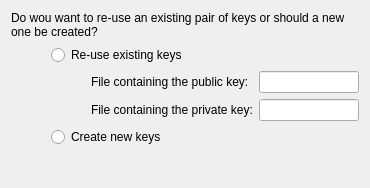
First picture: the form in src/plugins/qt4projectmanager/qt-maemo/maemodeviceconfigwizardreusekeyscheckpage.ui, repository qt-creator/qt-creator, before the edit.
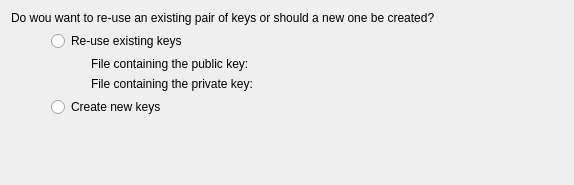
Second picture: the form after the edit. Custom widgets are drawn as their Qt base class.

Commit message: Maemo: Replace line edits with path choosers in device config wizard.

Patch:
```diff
--- a/src/plugins/qt4projectmanager/qt-maemo/maemodeviceconfigwizardreusekeyscheckpage.ui
+++ b/src/plugins/qt4projectmanager/qt-maemo/maemodeviceconfigwizardreusekeyscheckpage.ui
@@ -6,8 +6,8 @@
    <rect>
     <x>0</x>
     <y>0</y>
-    <width>370</width>
-    <height>188</height>
+    <width>574</width>
+    <height>185</height>
    </rect>
   </property>
   <property name="windowTitle">
@@ -78,9 +78,6 @@
              </property>
             </widget>
            </item>
-           <item row="0" column="1">
-            <widget class="QLineEdit" name="publicKeyFilePathLineEdit"/>
-           </item>
            <item row="1" column="0">
             <widget class="QLabel" name="privateKeyFilePathLabel">
              <property name="text">
@@ -88,8 +85,11 @@
              </property>
             </widget>
            </item>
+           <item row="0" column="1">
+            <widget class="Utils::PathChooser" name="publicKeyFilePathChooser"/>
+           </item>
            <item row="1" column="1">
-            <widget class="QLineEdit" name="privateKeyFilePathLineEdit"/>
+            <widget class="Utils::PathChooser" name="privateKeyFilePathChooser"/>
            </item>
           </layout>
          </item>
@@ -121,6 +121,13 @@
    </item>
   </layout>
  </widget>
+ <customwidgets>
+  <customwidget>
+   <class>Utils::PathChooser</class>
+   <extends>QWidget</extends>
+   <header location="global">utils/pathchooser.h</header>
+  </customwidget>
+ </customwidgets>
  <resources/>
  <connections/>
 </ui>
```
The commit also changes 3 other files.
